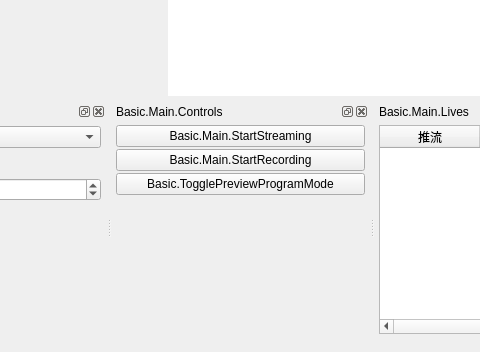
First picture: the form in UI/forms/OBSBasic.ui, repository gechangli/obs-studio, before the edit; both pictures show x 770 to 1250 and y 340 to 692 of the 1384 by 692 pixel window.
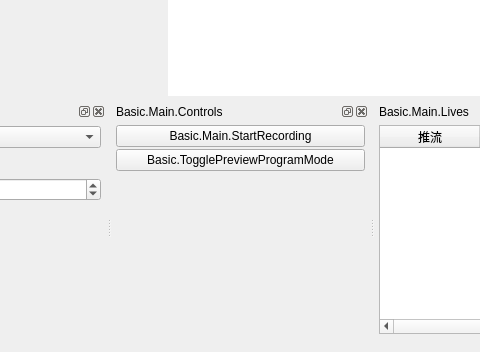
Second picture: the form after the edit. Icons and pictures are not drawn. Custom widgets are drawn as their Qt base class.

Commit message: use new start live button instead of streamButton

Diff of the .ui file:
```diff
--- a/UI/forms/OBSBasic.ui
+++ b/UI/forms/OBSBasic.ui
@@ -1902,25 +1902,6 @@
      <property name="bottomMargin">
       <number>4</number>
      </property>
-     <item>
-      <widget class="QPushButton" name="streamButton">
-       <property name="enabled">
-        <bool>true</bool>
-       </property>
-       <property name="sizePolicy">
-        <sizepolicy hsizetype="Preferred" vsizetype="Fixed">
-         <horstretch>0</horstretch>
-         <verstretch>0</verstretch>
-        </sizepolicy>
-       </property>
-       <property name="text">
-        <string>Basic.Main.StartStreaming</string>
-       </property>
-       <property name="checkable">
-        <bool>false</bool>
-       </property>
-      </widget>
-     </item>
      <item>
       <widget class="QPushButton" name="recordButton">
        <property name="enabled">
```
The commit also changes 4 other files.
